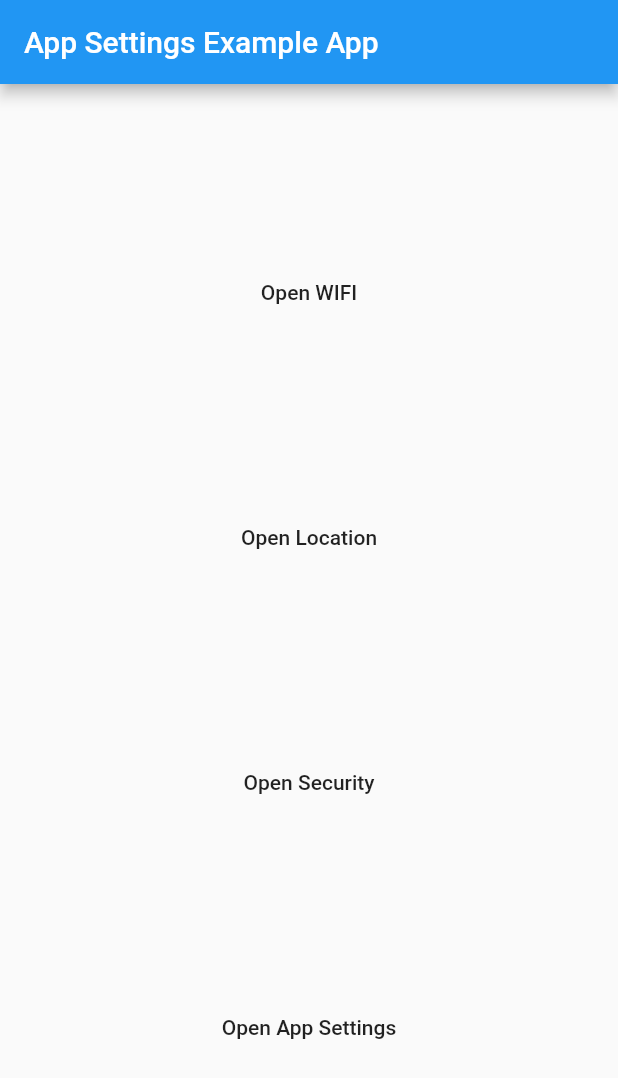
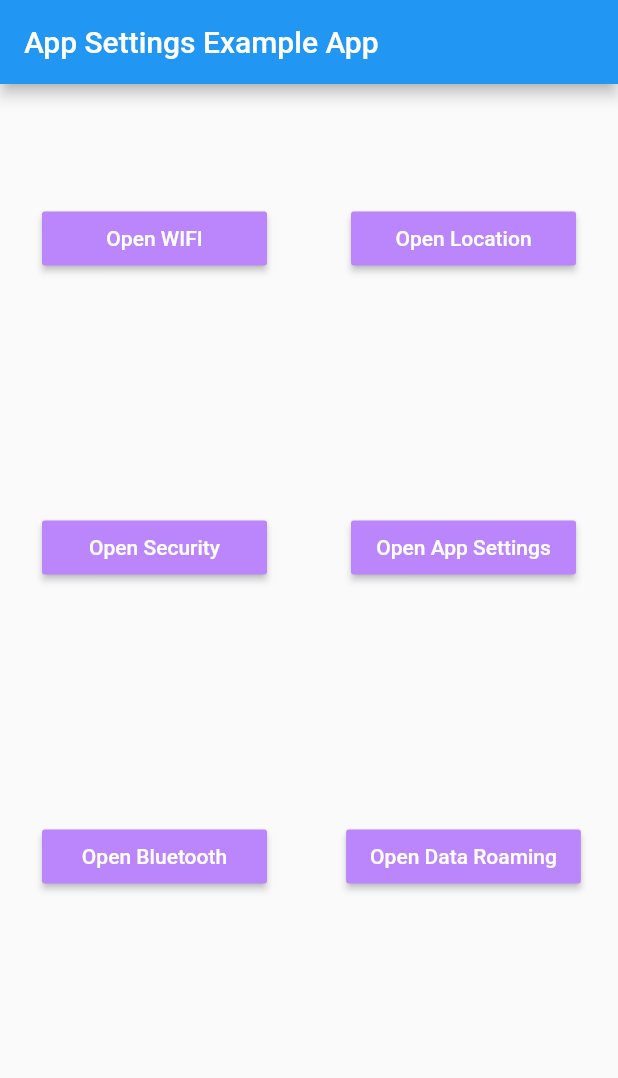
Before and after one commit to spencerccf/app_settings, a Flutter app: the screen it shows after launch, on a phone screen of 412 x 824 dp. Shown: the top 1078 px of the screen. Run offline on Flutter 3.47's test engine with Material 2 defaults, Android fonts, the phone set to English and light mode, and no system bars.

Commit message:
Added Bluetooth & Data Roaming settings access for Android (more to come).  iOS will still rely on App Settings.

```diff
--- a/example/lib/main.dart
+++ b/example/lib/main.dart
@@ -32,44 +32,70 @@ class _MyAppState extends State<MyApp> {
   /// Widget build method to return MaterailApp.
   @override
   Widget build(BuildContext context) {
+    var actionItems = getListOfActionButtons();
     return MaterialApp(
         home: Scaffold(
             appBar: AppBar(
               title: const Text('App Settings Example App'),
             ),
-        body: Center(
-          child: Column(
-            mainAxisAlignment: MainAxisAlignment.spaceEvenly,
-            children: [
-              FlatButton(
+            body: GridView.count(
+                // Create a grid with 2 columns. If you change the scrollDirection to
+                // horizontal, this produces 2 rows.
+                crossAxisCount: 2,
+                // Generate 100 widgets that display their index in the List.
+                children: List.generate(actionItems.length, (index) {
+                  return Center(
+                      child: ButtonTheme(
+                    colorScheme: ColorScheme.dark(),
+                    minWidth: 150.0,
+                    child: actionItems[index],
+                  ));
+                }))));
+  }
+
+  List<Widget> getListOfActionButtons() {
+    var actionItems = List<Widget>();
+
+    actionItems.addAll([
+      RaisedButton(
         child: Text("Open WIFI"),
         onPressed: () {
           AppSettings.openWIFISettings();
         },
       ),
-              FlatButton(
+      RaisedButton(
         child: Text("Open Location"),
         onPressed: () {
           AppSettings.openLocationSettings();
         },
       ),
-              FlatButton(
+      RaisedButton(
         child: Text("Open Security"),
         onPressed: () {
           AppSettings.openSecuritySettings();
         },
       ),
-              FlatButton(
+      RaisedButton(
         child: Text("Open App Settings"),
         onPressed: () {
           AppSettings.openAppSettings();
         },
       ),
-            ],
+      RaisedButton(
+        child: Text("Open Bluetooth"),
+        onPressed: () {
+          AppSettings.openBluetoothSettings();
+        },
       ),
+      RaisedButton(
+        child: Text("Open Data Roaming"),
+        onPressed: () {
+          AppSettings.openDataRoamingSettings();
+        },
       ),
-      ),
-    );
+    ]);
+
+    return actionItems;
   }
 
   /// Dispose method to close out and cleanup objects.
--- a/lib/app_settings.dart
+++ b/lib/app_settings.dart
@@ -20,6 +20,16 @@ class AppSettings {
     _channel.invokeMethod('security');
   }
 
+  /// Future async method call to open bluetooth settings.
+  static Future<void> openBluetoothSettings() async {
+    _channel.invokeMethod('bluetooth');
+  }
+
+  /// Future async method call to open data roaming settings.
+  static Future<void> openDataRoamingSettings() async {
+    _channel.invokeMethod('data_roaming');
+  }
+
   /// Future async method call to open app specific settings screen.
   static Future<void> openAppSettings() async {
     _channel.invokeMethod('app_settings');
--- a/pubspec.yaml
+++ b/pubspec.yaml
@@ -1,6 +1,6 @@
 name: app_settings
 description: A Flutter plugin for opening iOS and Android phone settings from an app.
-version: 2.0.0
+version: 2.0.1
 author: Spencerccf <spencerccf@gmail.com>
 homepage: https://github.com/spencerccf/app_settings
 
```
Also changed, not shown: 4 other files. Lines whose indentation alone changed are shown as unchanged.
